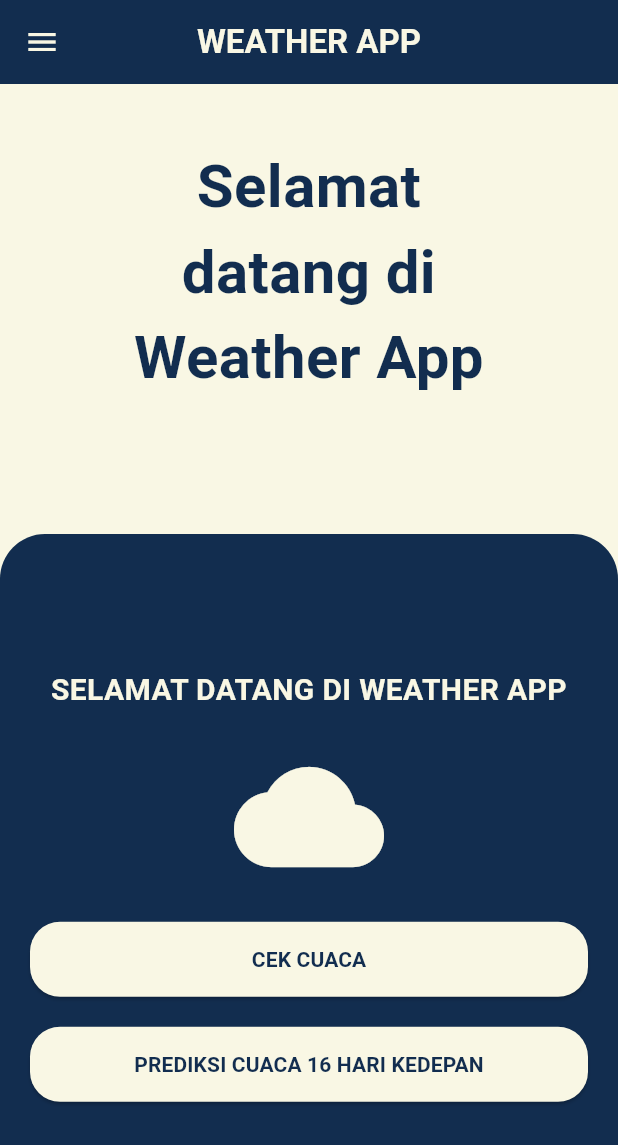
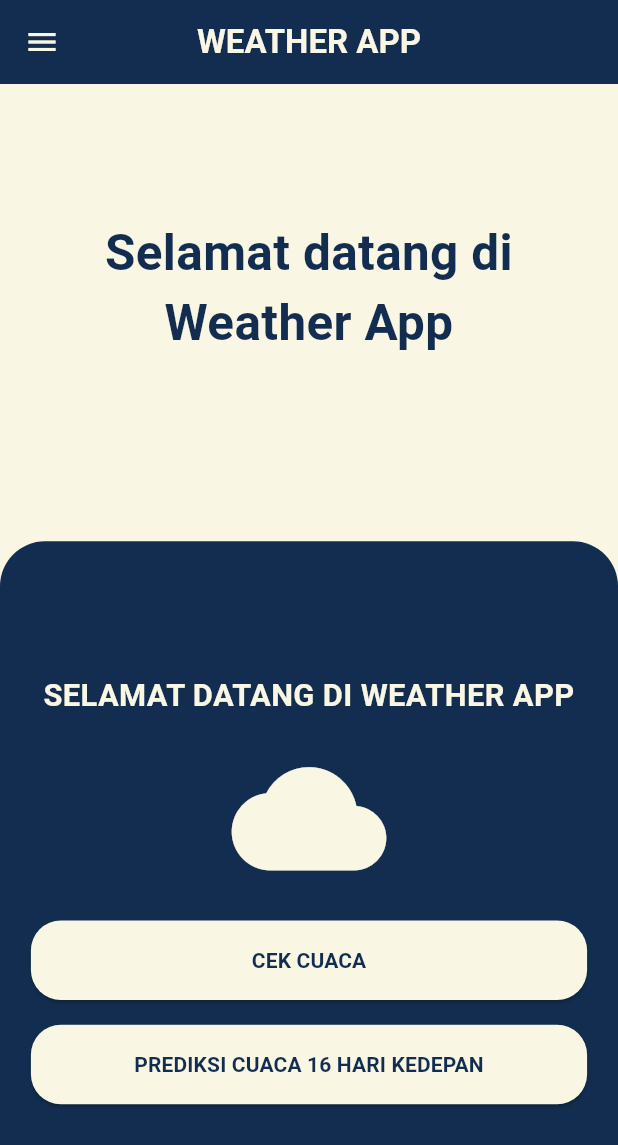
Before and after one commit to ipoelamri/trackingcuaca, a Flutter app: the screen it shows after launch, on a phone screen of 412 x 824 dp. Shown: the top 1145 px of the screen. Run offline on Flutter 3.47's test engine with Material 3 defaults, Android fonts, the phone set to English and light mode, and no system bars; drawn by our look-alikes of carousel_slider; our stand-ins replace lottie.

Commit message:
revisi ui dan link sosmed

```diff
--- a/lib/main.dart
+++ b/lib/main.dart
@@ -4,6 +4,7 @@ import 'Tracking.dart';
 import 'PrediksiCuaca.dart';
 import 'About.dart';
 import 'Feature.dart';
+import 'MediaSocial.dart';
 
 void main() {
   runApp(MaterialApp(debugShowCheckedModeBanner: false, home: Index()));
@@ -14,6 +15,12 @@ class Index extends StatelessWidget {
 
   @override
   Widget build(BuildContext context) {
+    // Get screen width and height for responsiveness
+    double screenWidth = MediaQuery.of(context).size.width;
+    print(screenWidth);
+    double screenHeight = MediaQuery.of(context).size.height;
+    print(screenHeight);
+
     return Scaffold(
       appBar: AppBar(
         title: const Text(
@@ -32,10 +39,11 @@ class Index extends StatelessWidget {
         child: Column(
           crossAxisAlignment: CrossAxisAlignment.center,
           children: [
-            // Carousel Slider untuk teks bergeser otomatis
+            // Carousel Slider for scrolling text
             CarouselSlider(
               options: CarouselOptions(
-                height: 300.0,
+                height:
+                    screenHeight * 0.3, // Adjusted height based on screen size
                 autoPlay: true,
                 enlargeCenterPage: true,
                 autoPlayInterval: Duration(seconds: 3),
@@ -46,24 +54,32 @@ class Index extends StatelessWidget {
                 'Cek prediksi cuaca 16 hari ke depan',
                 'Tingkat keakuratan prediksi 90%',
                 'Temukan cuaca di mana saja',
-                'Dapat memprediksi lokasi seluruh dunia'
+                'Memprediksi cuaca seluruh dunia'
               ].map((text) {
                 return Builder(
                   builder: (BuildContext context) {
                     return Container(
-                      width: MediaQuery.of(context).size.width,
+                      width: screenWidth, // Adjust width based on screen size
                       margin: EdgeInsets.symmetric(horizontal: 5.0),
-                      padding: EdgeInsets.fromLTRB(20, 40, 20, 10),
+                      padding: EdgeInsets.fromLTRB(
+                          screenWidth * 0.05,
+                          screenHeight * 0.04,
+                          screenWidth * 0.05,
+                          screenHeight * 0.01),
                       decoration: BoxDecoration(
                         borderRadius: BorderRadius.circular(10),
                       ),
-                      child: Text(
-                        text,
-                        style: TextStyle(
+                      child: Center(
+                        child: Text(
+                          text,
+                          style: TextStyle(
                             color: Color(0xff122d4f),
                             fontWeight: FontWeight.bold,
-                            fontSize: 40),
-                        textAlign: TextAlign.center,
+                            fontSize: screenWidth *
+                                0.08, // Adjust font size based on screen width
+                          ),
+                          textAlign: TextAlign.center,
+                        ),
                       ),
                     );
                   },
@@ -78,7 +94,9 @@ class Index extends StatelessWidget {
                       topRight: Radius.circular(30)),
                   color: Color(0xff122d4f),
                 ),
-                padding: EdgeInsets.all(20),
+                margin: EdgeInsets.only(top: screenHeight * 0.07),
+                padding:
+                    EdgeInsets.all(screenWidth * 0.05), // Responsive padding
                 child: Center(
                   child: Column(
                     crossAxisAlignment: CrossAxisAlignment.stretch,
@@ -89,23 +107,27 @@ class Index extends StatelessWidget {
                         style: TextStyle(
                             fontWeight: FontWeight.bold,
                             color: Color(0xfff9f7e4),
-                            fontSize: 20),
+                            fontSize: screenWidth *
+                                0.05), // Font size adjusted based on screen width
                         textAlign: TextAlign.center,
                       ),
-                      SizedBox(height: 20),
+                      SizedBox(height: screenHeight * 0.02), // Adjusted spacing
                       Icon(
                         Icons.cloud,
-                        size: 100,
+                        size: screenWidth *
+                            0.25, // Icon size adjusted based on screen width
                         color: Color(0xfff9f7e4),
                       ),
-                      SizedBox(height: 20),
+                      SizedBox(height: screenHeight * 0.02), // Adjusted spacing
                       ElevatedButton(
                         onPressed: () => Navigator.push(
                             context,
                             MaterialPageRoute(
                                 builder: (context) => const Start())),
                         style: ElevatedButton.styleFrom(
-                          padding: const EdgeInsets.symmetric(vertical: 15),
+                          padding: EdgeInsets.symmetric(
+                              vertical:
+                                  screenHeight * 0.02), // Responsive padding
                           backgroundColor: const Color(0Xfff9f7e4),
                           shape: RoundedRectangleBorder(
                               borderRadius: BorderRadius.circular(20)),
@@ -117,14 +139,16 @@ class Index extends StatelessWidget {
                               fontWeight: FontWeight.bold),
                         ),
                       ),
-                      SizedBox(height: 20),
+                      SizedBox(height: screenHeight * 0.02), // Adjusted spacing
                       ElevatedButton(
                         onPressed: () => Navigator.push(
                             context,
                             MaterialPageRoute(
                                 builder: (context) => const Prediksi())),
                         style: ElevatedButton.styleFrom(
-                          padding: const EdgeInsets.symmetric(vertical: 15),
+                          padding: EdgeInsets.symmetric(
+                              vertical:
+                                  screenHeight * 0.02), // Responsive padding
                           backgroundColor: const Color(0Xfff9f7e4),
                           shape: RoundedRectangleBorder(
                               borderRadius: BorderRadius.circular(20)),
@@ -155,14 +179,17 @@ class Index extends StatelessWidget {
                 child: Column(
                     mainAxisAlignment: MainAxisAlignment.center,
                     children: [
-                      Icon(Icons.cloud, size: 50, color: Color(0xfff9f7e4)),
+                      Icon(Icons.cloud,
+                          size: screenWidth * 0.12,
+                          color: Color(0xfff9f7e4)), // Responsive icon size
                       SizedBox(height: 10),
                       Text(
                         'WEATHER APP',
-                        style: const TextStyle(
+                        style: TextStyle(
                             fontWeight: FontWeight.bold,
                             color: Color(0xfff9f7e4),
-                            fontSize: 20),
+                            fontSize:
+                                screenWidth * 0.05), // Responsive font size
                         textAlign: TextAlign.center,
                       ),
                     ]),
@@ -181,7 +208,13 @@ class Index extends StatelessWidget {
               leading: Icon(Icons.featured_play_list),
               onTap: () => Navigator.push(context,
                   MaterialPageRoute(builder: (context) => const Feature())),
-            )
+            ),
+            ListTile(
+              title: Text('Contact'),
+              leading: Icon(Icons.link),
+              onTap: () => Navigator.push(context,
+                  MaterialPageRoute(builder: (context) => const MediaSocial())),
+            ),
           ])),
     );
   }
--- a/pubspec.yaml
+++ b/pubspec.yaml
@@ -38,6 +38,7 @@ dependencies:
   intl: ^0.19.0
   lottie: ^3.1.3
   carousel_slider: ^5.0.0
+  url_launcher: ^6.3.1
 
 dev_dependencies:
   flutter_test:
@@ -60,6 +61,11 @@ flutter:
   # the material Icons class.
   uses-material-design: true
   assets:
+    - lib/asset/images/github-logo.png
+    - lib/asset/images/instagram.png
+    - lib/asset/images/whatsapp.png
+    - lib/asset/images/gmail.png
+    - lib/asset/images/github.png
     - lib/asset/images/fotokampus.jpeg
     - lib/asset/animate/Rain.json
     - lib/asset/animate/Snow.json
```
Also changed, not shown: lib/About.dart (+65 -87 lines), lib/Feature.dart (+64 -39 lines), lib/MediaSocial.dart (added, +295 -0 lines), lib/PrediksiCuaca.dart (+52 -23 lines), lib/Tracking.dart (+14 -7 lines), lib/asset/images/github-logo.png (added), lib/asset/images/github.png (added), lib/asset/images/gmail.png (added), lib/asset/images/instagram.png (added), lib/asset/images/whatsapp.png (added), pubspec.lock, 6 other files.
